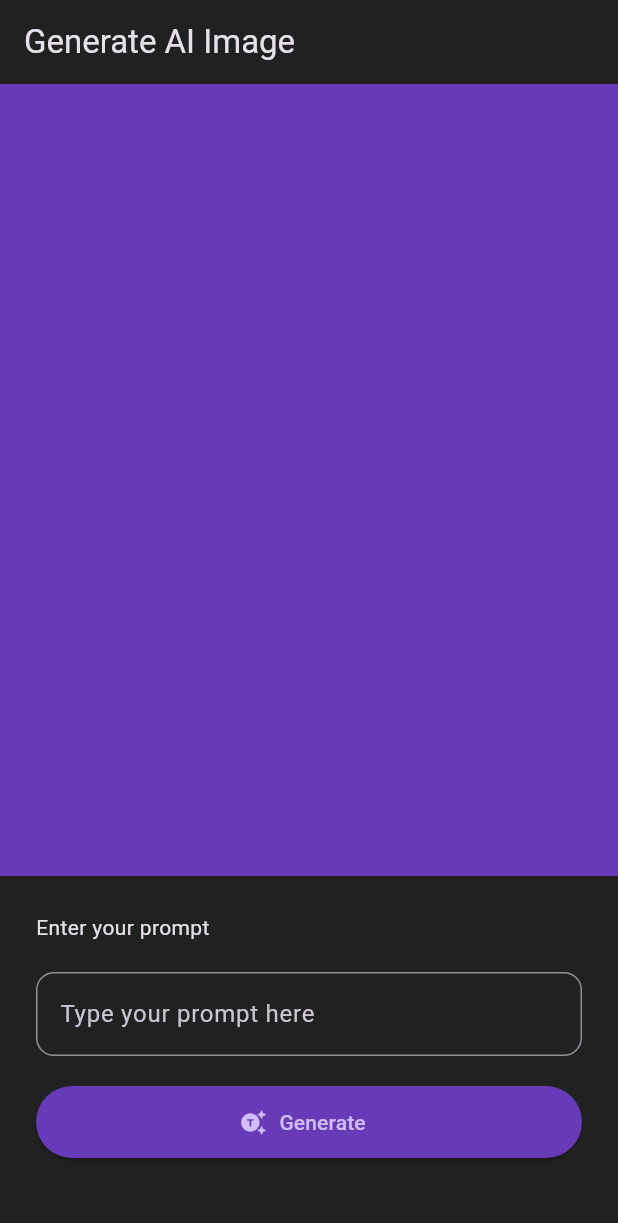
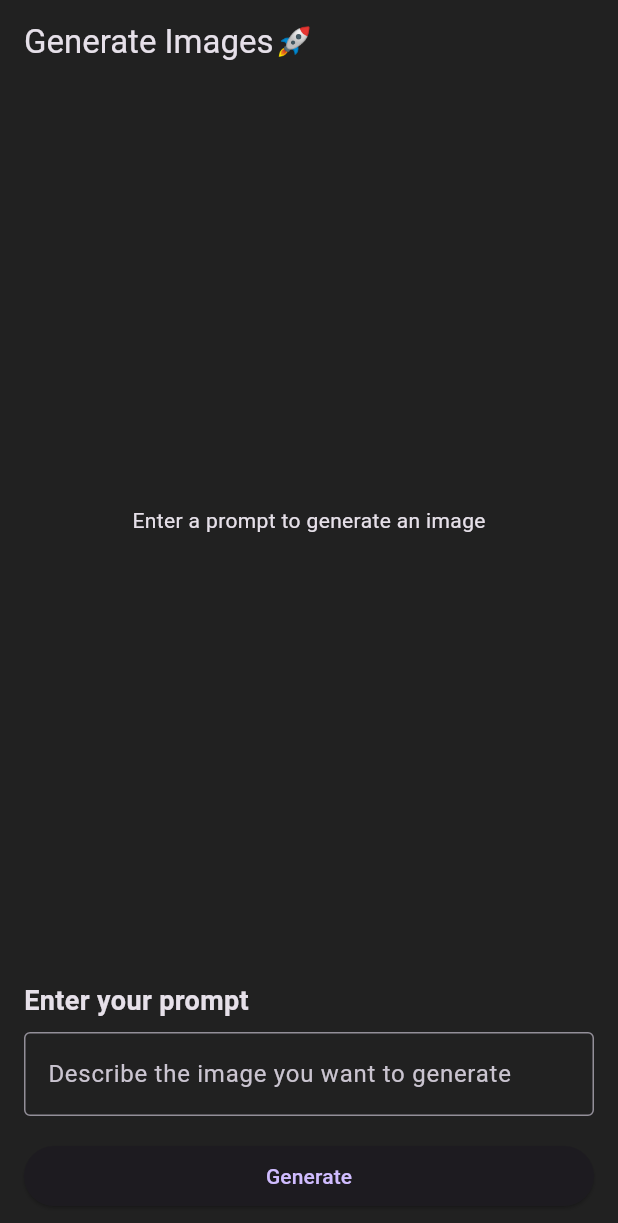
Before and after one commit to Amitmasram/AI-Image-Generator, a Flutter app: the screen it shows after launch, on a phone screen of 412 x 824 dp. Shown: the top 1223 px of the screen. Run offline on Flutter 3.47's test engine with Material 3 defaults, Android fonts, the phone set to English and light mode, and no system bars; our stand-ins replace bloc, device_info_plus, device_preview, dio, flutter_bloc, image_gallery_saver and 1 more.

Commit message:
new added

```diff
--- /dev/null
+++ b/devtools_options.yaml
@@ -0,0 +1 @@
+extensions:
--- /dev/null
+++ b/lib/features/prompt/bloc/prompt_bloc.dart
@@ -0,0 +1,35 @@
+import 'dart:async';
+import 'dart:typed_data';
+import 'package:ai_image_generator/features/prompt/bloc/prompt_state.dart';
+import 'package:bloc/bloc.dart';
+import 'package:ai_image_generator/features/prompt/repos/prompt_repo.dart';
+import 'package:flutter/foundation.dart';
+
+part 'prompt_event.dart';
+
+
+class PromptBloc extends Bloc<PromptEvent, PromptState> {
+  PromptBloc() : super(PromptInitial()) {
+    on<PromptIntialEvent>(_onPromptInitialEvent);
+    on<PromptEnteredEvent>(_onPromptEnteredEvent);
+  }
+
+  FutureOr<void> _onPromptInitialEvent(PromptIntialEvent event, Emitter<PromptState> emit) async {
+    // You can remove this if you don't want to show an initial image
+    // emit(PromptInitial());
+  }
+
+  FutureOr<void> _onPromptEnteredEvent(PromptEnteredEvent event, Emitter<PromptState> emit) async {
+    emit(PromptGeneratingImageLoadState());
+    try {
+      final Uint8List? bytes = await PromptRepo.generateImage(event.prompt);
+      if (bytes != null) {
+        emit(PromptGeneratingImageSuccessState(bytes));
+      } else {
+        emit(PromptGeneratingImageErrorState("Failed to generate image"));
+      }
+    } catch (e) {
+      emit(PromptGeneratingImageErrorState(e.toString()));
+    }
+  }
+}
--- /dev/null
+++ b/lib/features/prompt/bloc/prompt_event.dart
@@ -0,0 +1,13 @@
+// prompt_event.dart
+part of 'prompt_bloc.dart';
+
+@immutable
+sealed class PromptEvent {}
+
+class PromptIntialEvent extends PromptEvent {}
+
+class PromptEnteredEvent extends PromptEvent {
+  final String prompt;
+
+  PromptEnteredEvent({required this.prompt});
+}
--- /dev/null
+++ b/lib/features/prompt/bloc/prompt_state.dart
@@ -0,0 +1,18 @@
+// In prompt_state.dart
+import 'package:flutter/foundation.dart';
+
+abstract class PromptState {}
+
+class PromptInitial extends PromptState {}
+
+class PromptGeneratingImageLoadState extends PromptState {}
+
+class PromptGeneratingImageErrorState extends PromptState {
+  final String error;
+  PromptGeneratingImageErrorState(this.error);
+}
+
+class PromptGeneratingImageSuccessState extends PromptState {
+  final Uint8List uint8list;
+  PromptGeneratingImageSuccessState(this.uint8list);
+}
--- a/lib/features/prompt/ui/create_prompt_screen.dart
+++ b/lib/features/prompt/ui/create_prompt_screen.dart
@@ -1,62 +1,178 @@
+import 'dart:io';
+import 'dart:typed_data';
+import 'package:ai_image_generator/features/prompt/bloc/prompt_bloc.dart';
+import 'package:ai_image_generator/features/prompt/bloc/prompt_state.dart';
 import 'package:flutter/material.dart';
-import 'package:flutter/widgets.dart';
+import 'package:flutter_bloc/flutter_bloc.dart';
+import 'package:permission_handler/permission_handler.dart';
+import 'package:image_gallery_saver/image_gallery_saver.dart';
 
 class CreatePromptScreen extends StatefulWidget {
-  const CreatePromptScreen({super.key});
+  const CreatePromptScreen({Key? key}) : super(key: key);
 
   @override
   State<CreatePromptScreen> createState() => _CreatePromptScreenState();
 }
 
 class _CreatePromptScreenState extends State<CreatePromptScreen> {
-  TextEditingController controller = TextEditingController();
+  final TextEditingController controller = TextEditingController();
+  final PromptBloc promptBloc = PromptBloc();
+
+  @override
+  void initState() {
+    super.initState();
+    promptBloc.add(PromptIntialEvent());
+  }
+
   @override
   Widget build(BuildContext context) {
     return Scaffold(
       appBar: AppBar(
-        title: const Text("Generate AI Image"),
+        title: const Text("Generate Images🚀"),
       ),
-      body: Container(
+      body: BlocConsumer<PromptBloc, PromptState>(
+        bloc: promptBloc,
+        listener: (context, state) {
+          if (state is PromptGeneratingImageErrorState) {
+            ScaffoldMessenger.of(context).showSnackBar(
+              const SnackBar(content: Text("Error generating image")),
+            );
+          }
+        },
+        builder: (context, state) {
+          return Column(
+            children: [
+              Expanded(
+                child: _buildImageArea(state),
+              ),
+              _buildPromptInput(),
+            ],
+          );
+        },
+      ),
+    );
+  }
+
+  Widget _buildImageArea(PromptState state) {
+    if (state is PromptGeneratingImageLoadState) {
+      return const Center(child: CircularProgressIndicator());
+    } else if (state is PromptGeneratingImageSuccessState) {
+      return Stack(
+        children: [
+          Container(
+            width: double.infinity,
+            decoration: BoxDecoration(
+              image: DecorationImage(
+                fit: BoxFit.cover,
+                image: MemoryImage(state.uint8list),
+              ),
+            ),
+          ),
+          Positioned(
+            right: 16,
+            bottom: 16,
+            child: FloatingActionButton(
+              onPressed: () => _downloadImage(state.uint8list),
+              child: Icon(Icons.download),
+            ),
+          ),
+        ],
+      );
+    } else {
+      return const Center(child: Text("Enter a prompt to generate an image"));
+    }
+  }
+
+  Widget _buildPromptInput() {
+    return Container(
+      padding: const EdgeInsets.all(16),
       child: Column(
         crossAxisAlignment: CrossAxisAlignment.start,
         children: [
-            Expanded(child: Container(color: Colors.deepPurple)),
-            Container(
-              height: 240,
-              padding: const EdgeInsets.all(24),
-              child:  Column(
-                crossAxisAlignment: CrossAxisAlignment.start,
-                children: [
-              Text("Enter your prompt"),
-              SizedBox(height: 20),
+          const Text(
+            "Enter your prompt",
+            style: TextStyle(fontSize: 18, fontWeight: FontWeight.bold),
+          ),
+          const SizedBox(height: 8),
           TextField(
             controller: controller,
-                cursorColor: Colors.deepPurple,
-                decoration: InputDecoration(
-
-
-                  focusedBorder:OutlineInputBorder(
-                    borderSide: BorderSide(color: Colors.deepPurple),
-
-                    borderRadius: BorderRadius.circular(12)),
-                  border: OutlineInputBorder(
-                    borderRadius: BorderRadius.circular(12),
-                  ),
-                  hintText: "Type your prompt here",
+            decoration: const InputDecoration(
+              hintText: "Describe the image you want to generate",
+              border: OutlineInputBorder(),
             ),
           ),
-            const    SizedBox(height: 20,),
+          const SizedBox(height: 16),
           SizedBox(
-                height: 48,
-                width: double.maxFinite,
-                child: ElevatedButton.icon(
-                  style: ButtonStyle(backgroundColor: MaterialStateProperty.all(Colors.deepPurple)),
-                  onPressed: (){}, icon:const  Icon(Icons.generating_tokens),label: const Text("Generate") ,),
-              )
-              ],),)
+            width: double.infinity,
+            child: ElevatedButton(
+              onPressed: () {
+                if (controller.text.isNotEmpty) {
+                  promptBloc.add(PromptEnteredEvent(prompt: controller.text));
+                }
+              },
+              child: const Text("Generate"),
+            ),
+          ),
         ],
-        ),
       ),
     );
   }
+
+void _downloadImage(Uint8List imageBytes) async {
+  final success = await ImageDownloader.saveImage(imageBytes, context);
+  if (success) {
+    print('Image downloaded successfully');
+  } else {
+    print('Failed to download image');
   }
+}
+
+  @override
+  void dispose() {
+    controller.dispose();
+    promptBloc.close();
+    super.dispose();
+  }
+}
+
+class ImageDownloader {
+  static Future<bool> saveImage(Uint8List imageBytes, BuildContext context) async {
+    try {
+      // Request storage permission
+      if (Platform.isAndroid) {
+        final status = await Permission.storage.request();
+        if (status.isDenied) {
+          ScaffoldMessenger.of(context).showSnackBar(
+            SnackBar(content: Text('Storage permission is required to save images')),
+          );
+          return false;
+        }
+      }
+
+      // Save image
+      final result = await ImageGallerySaver.saveImage(
+        imageBytes,
+        quality: 100,
+        name: "AI_Generated_Image_${DateTime.now().millisecondsSinceEpoch}.png",
+      );
+
+      if (result['isSuccess']) {
+        ScaffoldMessenger.of(context).showSnackBar(
+          SnackBar(content: Text('Image saved to gallery successfully')),
+        );
+        return true;
+      } else {
+        ScaffoldMessenger.of(context).showSnackBar(
+          SnackBar(content: Text('Failed to save image')),
+        );
+        return false;
+      }
+    } catch (e) {
+      print('Error saving image: $e');
+      ScaffoldMessenger.of(context).showSnackBar(
+        SnackBar(content: Text('An error occurred while saving the image')),
+      );
+      return false;
+    }
+  }
+}
--- a/lib/main.dart
+++ b/lib/main.dart
@@ -1,23 +1,52 @@
+// import 'package:ai_image_generator/features/prompt/ui/create_prompt_screen.dart';
+// import 'package:flutter/material.dart';
+
+// void main() {
+//   runApp(const MyApp());
+// }
+
+// class MyApp extends StatelessWidget {
+//   const MyApp({super.key});
+
+//   @override
+//   Widget build(BuildContext context) {
+//     return MaterialApp(
+//       theme: ThemeData(
+//           appBarTheme:
+//               AppBarTheme(backgroundColor: Colors.grey.shade900, elevation: 0),
+//           brightness: Brightness.dark,
+//           scaffoldBackgroundColor: Colors.grey.shade900),
+//       home: CreatePromptScreen(),
+//     );
+//   }
+// }
+
 import 'package:ai_image_generator/features/prompt/ui/create_prompt_screen.dart';
+import 'package:flutter/foundation.dart';
 import 'package:flutter/material.dart';
+import 'package:device_preview/device_preview.dart';
 
-void main(){
-  runApp(MyApp());
+void main() {
+  runApp(DevicePreview(
+    enabled: !kReleaseMode, // Enable in debug mode only
+    builder: (context) => MyApp(), // Wrap your app
+  ));
 }
 
 class MyApp extends StatelessWidget {
-  const MyApp({super.key});
-
   @override
   Widget build(BuildContext context) {
-  return MaterialApp(
-    theme: ThemeData(
-      appBarTheme: AppBarTheme(
-        backgroundColor: Colors.grey.shade900,
-        elevation: 0,
-      ),
-      brightness: Brightness.dark,
-      scaffoldBackgroundColor: Colors.grey.shade900
-      ),
-    home: const CreatePromptScreen(),
-  );}}
+    return MaterialApp(
+      debugShowCheckedModeBanner: false,
+      builder: DevicePreview.appBuilder, // Add the builder
+      useInheritedMediaQuery: true, // Required for correct scaling
+      locale: DevicePreview.locale(context), // Allows previewing locales
+      theme: ThemeData(
+          appBarTheme:
+              AppBarTheme(backgroundColor: Colors.grey.shade900, elevation: 0),
+          brightness: Brightness.dark,
+          scaffoldBackgroundColor: Colors.grey.shade900),
+      home: CreatePromptScreen(),
+    );
+  }
+}
```
Also changed, not shown: lib/features/prompt/repos/prompt_repo.dart (added, +44 -0 lines), lib/features/prompt/ui/image.downloader.dart (added, +122 -0 lines), pubspec.yaml (+8 -3 lines), assets/file.png (added), pubspec.lock, 5 other files. Lines whose indentation alone changed are shown as unchanged.
